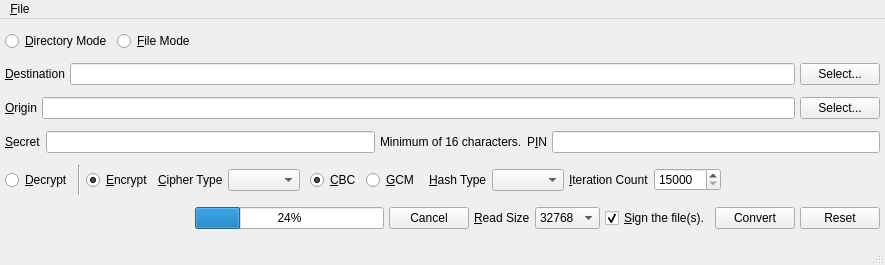
Qt form branches/trunk/UI/spot-on-encryptfile.ui (textbrowser/spot-on) before a commit.
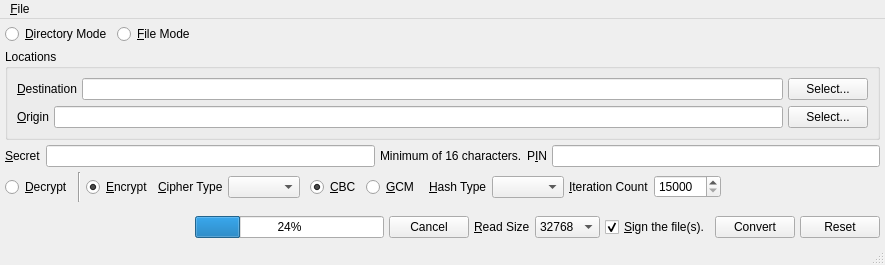
The same form after that commit. Icons and pictures are not drawn.

Commit message: Boxes and boxes of widgets.

What changed in the file:
```diff
--- a/branches/trunk/UI/spot-on-encryptfile.ui
+++ b/branches/trunk/UI/spot-on-encryptfile.ui
@@ -66,6 +66,12 @@
      </layout>
     </item>
     <item>
+     <widget class="QGroupBox" name="groupBox">
+      <property name="title">
+       <string>Locations</string>
+      </property>
+      <layout class="QVBoxLayout" name="verticalLayout">
+       <item>
      <layout class="QHBoxLayout" name="horizontalLayout_3">
       <property name="spacing">
        <number>5</number>
@@ -119,6 +125,9 @@
       </item>
      </layout>
     </item>
+      </layout>
+     </widget>
+    </item>
     <item>
      <layout class="QHBoxLayout" name="horizontalLayout_2">
       <property name="spacing">
@@ -334,6 +343,19 @@
       </item>
      </layout>
     </item>
+    <item>
+     <spacer name="verticalSpacer">
+      <property name="orientation">
+       <enum>Qt::Vertical</enum>
+      </property>
+      <property name="sizeHint" stdset="0">
+       <size>
+        <width>20</width>
+        <height>40</height>
+       </size>
+      </property>
+     </spacer>
+    </item>
     <item>
      <layout class="QHBoxLayout" name="horizontalLayout_6">
       <property name="spacing">
```
Lines whose indentation alone changed are shown as unchanged.
